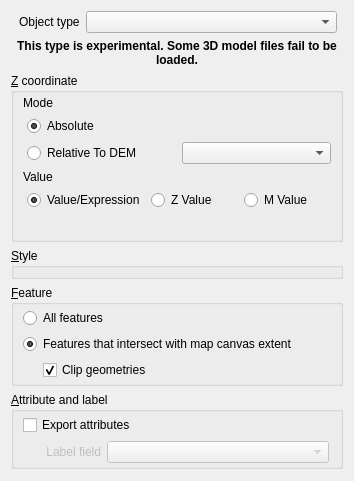
minorua/Qgis2threejs, file ui/vectorproperties.ui: the form before one commit.
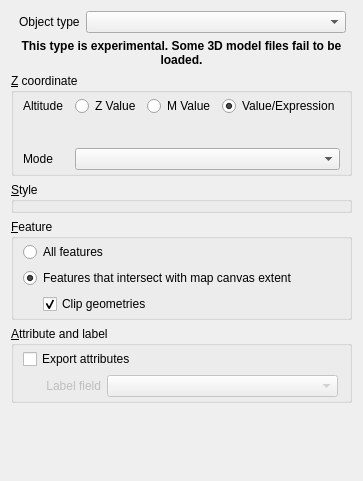
The form after the commit. Custom widgets are drawn as their Qt base class.

Commit message:
[vector] simplify z coordinate settings
improve wording (relative height -> altitude)

Patch:
```diff
--- a/ui/vectorproperties.ui
+++ b/ui/vectorproperties.ui
@@ -84,74 +84,18 @@
        <number>3</number>
       </property>
       <item>
-       <widget class="QLabel" name="label_2">
-        <property name="text">
-         <string>Mode</string>
-        </property>
-       </widget>
-      </item>
-      <item>
-       <layout class="QVBoxLayout" name="verticalLayout">
-        <property name="leftMargin">
-         <number>4</number>
-        </property>
-        <item>
-         <widget class="QRadioButton" name="radioButton_Absolute">
-          <property name="text">
-           <string>Absolute</string>
-          </property>
-          <property name="checked">
-           <bool>true</bool>
-          </property>
-          <attribute name="buttonGroup">
-           <string notr="true">buttonGroup_zMode</string>
-          </attribute>
-         </widget>
-        </item>
-        <item>
-         <layout class="QHBoxLayout" name="horizontalLayout">
-          <item>
-           <widget class="QRadioButton" name="radioButton_Relative">
-            <property name="text">
-             <string>Relative To DEM</string>
-            </property>
-            <attribute name="buttonGroup">
-             <string notr="true">buttonGroup_zMode</string>
-            </attribute>
-           </widget>
-          </item>
-          <item>
-           <widget class="QComboBox" name="comboBox_zDEMLayer"/>
-          </item>
-         </layout>
-        </item>
-       </layout>
-      </item>
-      <item>
-       <widget class="QLabel" name="label_3">
-        <property name="text">
-         <string>Value</string>
-        </property>
-       </widget>
-      </item>
-      <item>
-       <layout class="QVBoxLayout" name="verticalLayout_5">
-        <property name="leftMargin">
-         <number>4</number>
-        </property>
-        <item>
          <layout class="QHBoxLayout" name="horizontalLayout_2">
           <item>
-           <widget class="QRadioButton" name="radioButton_FieldValue">
+         <widget class="QLabel" name="label_2">
+          <property name="minimumSize">
+           <size>
+            <width>46</width>
+            <height>0</height>
+           </size>
+          </property>
             <property name="text">
-             <string>Value/Expression</string>
-            </property>
-            <property name="checked">
-             <bool>true</bool>
-            </property>
-            <attribute name="buttonGroup">
-             <string notr="true">buttonGroup_zValue</string>
-            </attribute>
+           <string>Altitude</string>
+          </property>
            </widget>
           </item>
           <item>
@@ -174,10 +118,26 @@
             </attribute>
            </widget>
           </item>
+        <item>
+         <widget class="QRadioButton" name="radioButton_FieldValue">
+          <property name="text">
+           <string>Value/Expression</string>
+          </property>
+          <property name="checked">
+           <bool>true</bool>
+          </property>
+          <attribute name="buttonGroup">
+           <string notr="true">buttonGroup_zValue</string>
+          </attribute>
+         </widget>
+        </item>
          </layout>
         </item>
         <item>
-         <layout class="QGridLayout" name="gridLayout" columnstretch="0,1">
+       <layout class="QFormLayout" name="formLayout">
+        <property name="leftMargin">
+         <number>10</number>
+        </property>
           <item row="0" column="0">
            <widget class="QLabel" name="label_zExpression">
             <property name="minimumSize">
@@ -189,7 +149,7 @@
            </widget>
           </item>
           <item row="0" column="1">
-           <widget class="QgsFieldExpressionWidget" name="fieldExpressionWidget_zCoordinate" native="true">
+         <widget class="QgsFieldExpressionWidget" name="fieldExpressionWidget_altitude" native="true">
             <property name="minimumSize">
              <size>
               <width>0</width>
@@ -200,6 +160,24 @@
           </item>
          </layout>
         </item>
+      <item>
+       <layout class="QFormLayout" name="formLayout_2">
+        <item row="0" column="0">
+         <widget class="QLabel" name="label_3">
+          <property name="minimumSize">
+           <size>
+            <width>46</width>
+            <height>0</height>
+           </size>
+          </property>
+          <property name="text">
+           <string>Mode</string>
+          </property>
+         </widget>
+        </item>
+        <item row="0" column="1">
+         <widget class="QComboBox" name="comboBox_altitudeMode"/>
+        </item>
        </layout>
       </item>
      </layout>
```
Left out of the diff: 1 changed line with no effect on the pictures. Lines whose indentation alone changed are shown as unchanged. The commit also changes 7 other files.
